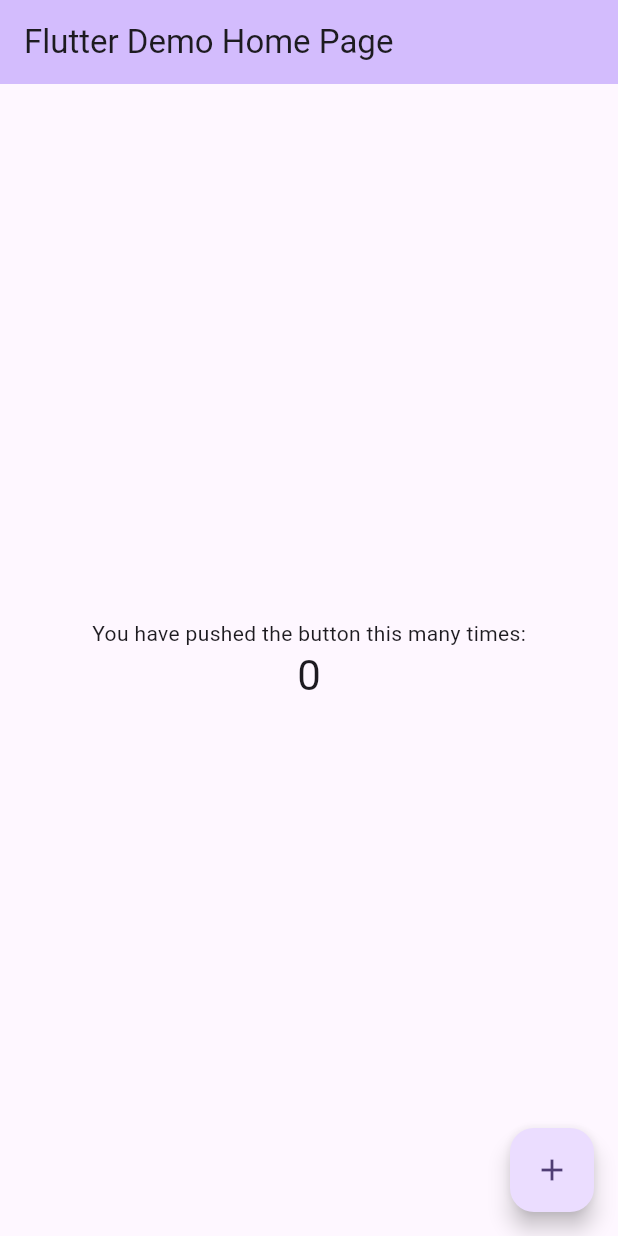
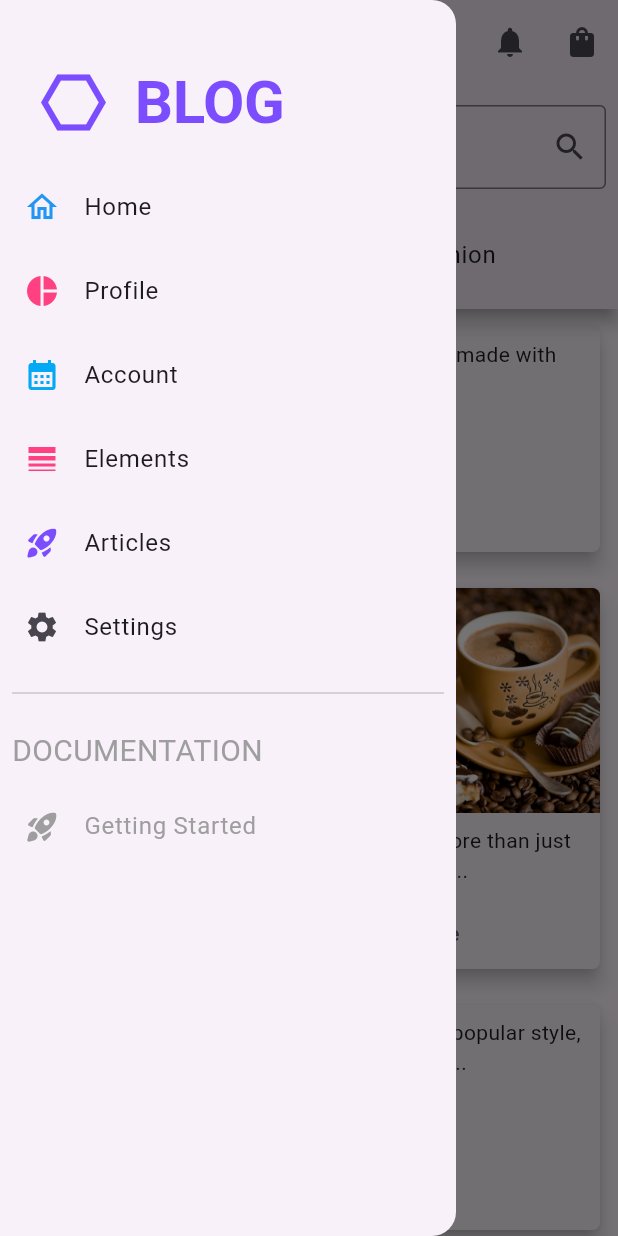
Before and after one commit to cybercoup7/blog_app, a Flutter app: the screen it shows after launch, with the side drawer open (before the commit the screen has no drawer), on a phone screen of 412 x 824 dp. Run offline on Flutter 3.47's test engine with Material 2 defaults, Android fonts, the phone set to English and light mode, and no system bars.

Commit message:
second commit

```diff
--- /dev/null
+++ b/lib/Drawer.dart
@@ -0,0 +1,69 @@
+import 'package:flutter/material.dart';
+import 'package:flutter_projects/profile_screen.dart';
+
+class CustomDrawer extends StatelessWidget {
+  const CustomDrawer({super.key});
+
+  @override
+  Widget build(BuildContext context) {
+    return  Drawer(
+      child: Column(
+        crossAxisAlignment: CrossAxisAlignment.start,
+        children: [
+          Container(
+            margin: const EdgeInsets.only(top: 30),
+            height:80,
+            child:  Padding(
+              padding: EdgeInsets.all(8.0),
+              child: ListTile(
+                leading: Icon(Icons.hexagon_outlined,color:Colors.deepPurpleAccent,size: 50,),
+                title: Text("BLOG", style:Theme.of(context).textTheme.displayLarge),
+              ),
+            )
+            ),
+          const ListTile(
+            leading: Icon(Icons.home_outlined, color: Colors.blue,),
+            title: Text("Home"),
+          ),
+           ListTile(
+            onTap:()=>Navigator.of(context).push(MaterialPageRoute(builder: (context)=> ProfileScreen())),
+            leading: Icon(Icons.pie_chart, color: Colors.pinkAccent,),
+            title: Text("Profile"),
+          ),
+          const ListTile(
+            leading: Icon(Icons.calendar_month, color: Colors.lightBlue,),
+            title: Text("Account"),
+          ),
+          const ListTile(
+            leading: Icon(Icons.line_weight,color: Colors.pinkAccent,),
+            title: Text("Elements"),
+          ),
+          const ListTile(
+            leading: Icon(Icons.rocket_launch_rounded, color: Colors.deepPurpleAccent,),
+            title: Text("Articles"),
+          ),
+          const ListTile(
+            leading: Icon(Icons.settings),
+            title: Text("Settings"),
+          ),
+
+          const Padding(
+            padding: EdgeInsets.all(8.0),
+            child: Divider(
+            ),
+          ),
+          const Padding(
+            padding: EdgeInsets.all(8.0),
+            child: Text("DOCUMENTATION", style: TextStyle(fontSize: 20, color: Colors.grey),),
+          ),
+          const ListTile(
+            iconColor: Colors.grey,
+            textColor: Colors.grey,
+            leading: Icon(Icons.rocket_launch_rounded),
+            title: Text("Getting Started"),
+          ),
+        ],
+      ),
+    );
+  }
+}
--- /dev/null
+++ b/lib/app_bar.dart
@@ -0,0 +1,65 @@
+import 'package:flutter/material.dart';
+AppBar customAppBar(){
+  return AppBar(
+    elevation: 5,
+    shadowColor: Colors.grey,
+    title: const Text("Home"),
+    actions: [
+      IconButton(onPressed: (){}, icon:const Icon(Icons.notifications)),
+      IconButton(onPressed: (){}, icon:const Icon(Icons.shopping_bag))
+    ],
+    bottom:  PreferredSize(
+      preferredSize:  const Size.fromHeight(150),
+      child: Column(
+        children: [
+          const Padding(
+            padding: EdgeInsets.all(8.0),
+            child: TextField(
+              decoration: InputDecoration(
+                  suffixIcon: Icon(Icons.search),
+                  hintText: 'What are you looking for?',
+                  border: OutlineInputBorder()
+              ),
+            ),
+          ),
+          Padding(
+            padding: const EdgeInsets.all(8.0),
+            child: Row(
+              children: [
+                Expanded(
+                  child: TextButton(
+                    style: TextButton.styleFrom(
+                        padding: EdgeInsets.all(0)
+                    ),
+                    onPressed: (){},
+                    child: const ListTile(
+                      leading: Icon(Icons.diamond, size: 25,),
+                      title: Text("Beauty"),
+                    ),
+                  ),
+                ),
+                const SizedBox(
+                    height: 50,
+                    child: VerticalDivider(
+                    )),
+                Expanded(
+                  child: TextButton(
+                    style: TextButton.styleFrom(
+                        padding: EdgeInsets.all(0)
+                    ),
+                    onPressed: (){},
+                    child: ListTile(
+                      leading: Icon(Icons.shopping_bag_outlined,size: 25,),
+                      title: Text("Fashion"),
+                    ),
+                  ),
+                ),
+              ],
+            ),
+          )
+        ],
+
+      ),
+    ),
+  );
+}
--- /dev/null
+++ b/lib/article_card.dart
@@ -0,0 +1,49 @@
+import 'package:flutter/material.dart';
+Padding myCard (image, intro, {fullwidth=false,special=false }) => Padding(
+  padding: const EdgeInsets.all(8.0),
+  child:   Card(
+    elevation: 5,
+    shape: RoundedRectangleBorder(
+        borderRadius: BorderRadius.circular(5)
+    ),
+    child: fullwidth?Row(
+      children: [
+        SizedBox(
+          height: 150,
+          width: 200,
+          child: ClipRRect(
+              borderRadius: const BorderRadius.only(topLeft: Radius.circular(5), bottomLeft: Radius.circular(5)),
+              child: Image.asset(image, fit: BoxFit.cover,),),
+        ),
+        Expanded(
+          child: SizedBox(
+            height: 150,
+            child: Column(
+              crossAxisAlignment: CrossAxisAlignment.start,
+              mainAxisAlignment: MainAxisAlignment.spaceBetween,
+              children: [
+                Padding(
+                  padding: const EdgeInsets.all(8.0),
+                  child:  Text(intro),
+                ),
+                TextButton(onPressed: (){}, child:const Text("View Article"),)
+              ],),
+          ),
+        )
+      ],
+    ):
+    Column(
+      crossAxisAlignment: CrossAxisAlignment.start,
+      mainAxisAlignment: MainAxisAlignment.spaceBetween,
+      children: [
+        ClipRRect(
+            borderRadius: const BorderRadius.only(topLeft: Radius.circular(5), topRight: Radius.circular(5)),
+            child: special?Image.asset(image,fit: BoxFit.cover,): Image.asset(image,width: 200,height: 150,fit: BoxFit.cover,)),
+        Padding(
+          padding: const EdgeInsets.all(8.0),
+          child:  Text(intro),
+        ),
+        TextButton(onPressed: (){}, child:const Text("View Article"),)
+      ],),
+  ),
+);
--- /dev/null
+++ b/lib/home_page.dart
@@ -0,0 +1,26 @@
+import 'package:flutter/material.dart';
+import 'package:flutter_projects/Drawer.dart';
+import 'package:flutter_projects/app_bar.dart';
+
+import 'article_card.dart';
+
+class HomePage extends StatelessWidget {
+  const HomePage({super.key});
+
+  @override
+  Widget build(BuildContext context) {
+    return  Scaffold(
+      drawer: const CustomDrawer(),
+      appBar: customAppBar(),
+        body: ListView(children: [
+        myCard("assets/images/Ice_cream.jpeg", "Ice Cream is made with Cartagena...",fullwidth: true),
+          Row(children: [
+            Expanded(child: myCard("assets/images/make_up.jpg","Is coffee one of your daily esse...")),
+            Expanded(child: myCard("assets/images/coffee.jpg","Coffee is more than just a drink: it is...")),
+          ],),
+          myCard("assets/images/fashion.jpg", "Fashion is a popular style, especially in...",fullwidth: true),
+          myCard("assets/images/mountain.jpg", "Argon is a great UI packag... ", special: true),
+        ],),
+    );
+  }
+}
--- a/lib/main.dart
+++ b/lib/main.dart
@@ -1,4 +1,5 @@
 import 'package:flutter/material.dart';
+import 'package:flutter_projects/home_page.dart';
 
 void main() {
   runApp(const MyApp());
@@ -11,115 +12,14 @@ class MyApp extends StatelessWidget {
   @override
   Widget build(BuildContext context) {
     return MaterialApp(
+
       title: 'Flutter Demo',
       theme: ThemeData(
-        // This is the theme of your application.
-        //
-        // TRY THIS: Try running your application with "flutter run". You'll see
-        // the application has a blue toolbar. Then, without quitting the app,
-        // try changing the seedColor in the colorScheme below to Colors.green
-        // and then invoke "hot reload" (save your changes or press the "hot
-        // reload" button in a Flutter-supported IDE, or press "r" if you used
-        // the command line to start the app).
-        //
-        // Notice that the counter didn't reset back to zero; the application
-        // state is not lost during the reload. To reset the state, use hot
-        // restart instead.
-        //
-        // This works for code too, not just values: Most code changes can be
-        // tested with just a hot reload.
-        colorScheme: ColorScheme.fromSeed(seedColor: Colors.deepPurple),
+        textTheme:  const TextTheme(displayLarge: TextStyle(color: Colors.deepPurpleAccent, fontWeight: FontWeight.bold, fontSize: 40, fontFamily: ""),),
+          colorScheme: ColorScheme.fromSeed(seedColor: Colors.deepPurple),
         useMaterial3: true,
       ),
-      home: const MyHomePage(title: 'Flutter Demo Home Page'),
+      home: const HomePage(),
     );
   }
 }
-
-class MyHomePage extends StatefulWidget {
-  const MyHomePage({super.key, required this.title});
-
-  // This widget is the home page of your application. It is stateful, meaning
-  // that it has a State object (defined below) that contains fields that affect
-  // how it looks.
-
-  // This class is the configuration for the state. It holds the values (in this
-  // case the title) provided by the parent (in this case the App widget) and
-  // used by the build method of the State. Fields in a Widget subclass are
-  // always marked "final".
-
-  final String title;
-
-  @override
-  State<MyHomePage> createState() => _MyHomePageState();
-}
-
-class _MyHomePageState extends State<MyHomePage> {
-  int _counter = 0;
-
-  void _incrementCounter() {
-    setState(() {
-      // This call to setState tells the Flutter framework that something has
-      // changed in this State, which causes it to rerun the build method below
-      // so that the display can reflect the updated values. If we changed
-      // _counter without calling setState(), then the build method would not be
-      // called again, and so nothing would appear to happen.
-      _counter++;
-    });
-  }
-
-  @override
-  Widget build(BuildContext context) {
-    // This method is rerun every time setState is called, for instance as done
-    // by the _incrementCounter method above.
-    //
-    // The Flutter framework has been optimized to make rerunning build methods
-    // fast, so that you can just rebuild anything that needs updating rather
-    // than having to individually change instances of widgets.
-    return Scaffold(
-      appBar: AppBar(
-        // TRY THIS: Try changing the color here to a specific color (to
-        // Colors.amber, perhaps?) and trigger a hot reload to see the AppBar
-        // change color while the other colors stay the same.
-        backgroundColor: Theme.of(context).colorScheme.inversePrimary,
-        // Here we take the value from the MyHomePage object that was created by
-        // the App.build method, and use it to set our appbar title.
-        title: Text(widget.title),
-      ),
-      body: Center(
-        // Center is a layout widget. It takes a single child and positions it
-        // in the middle of the parent.
-        child: Column(
-          // Column is also a layout widget. It takes a list of children and
-          // arranges them vertically. By default, it sizes itself to fit its
-          // children horizontally, and tries to be as tall as its parent.
-          //
-          // Column has various properties to control how it sizes itself and
-          // how it positions its children. Here we use mainAxisAlignment to
-          // center the children vertically; the main axis here is the vertical
-          // axis because Columns are vertical (the cross axis would be
-          // horizontal).
-          //
-          // TRY THIS: Invoke "debug painting" (choose the "Toggle Debug Paint"
-          // action in the IDE, or press "p" in the console), to see the
-          // wireframe for each widget.
-          mainAxisAlignment: MainAxisAlignment.center,
-          children: <Widget>[
-            const Text(
-              'You have pushed the button this many times:',
-            ),
-            Text(
-              '$_counter',
-              style: Theme.of(context).textTheme.headlineMedium,
-            ),
-          ],
-        ),
-      ),
-      floatingActionButton: FloatingActionButton(
-        onPressed: _incrementCounter,
-        tooltip: 'Increment',
-        child: const Icon(Icons.add),
-      ), // This trailing comma makes auto-formatting nicer for build methods.
-    );
-  }
-}
```
Also changed, not shown: lib/profile_screen.dart (added, +131 -0 lines), pubspec.yaml (+9 -3 lines), assets/images/Ice_cream.jpeg (added), assets/images/background.png (added), assets/images/coffee.jpg (added), assets/images/fashion.jpg (added), assets/images/make_up.jpg (added), assets/images/mountain.jpg (added).
